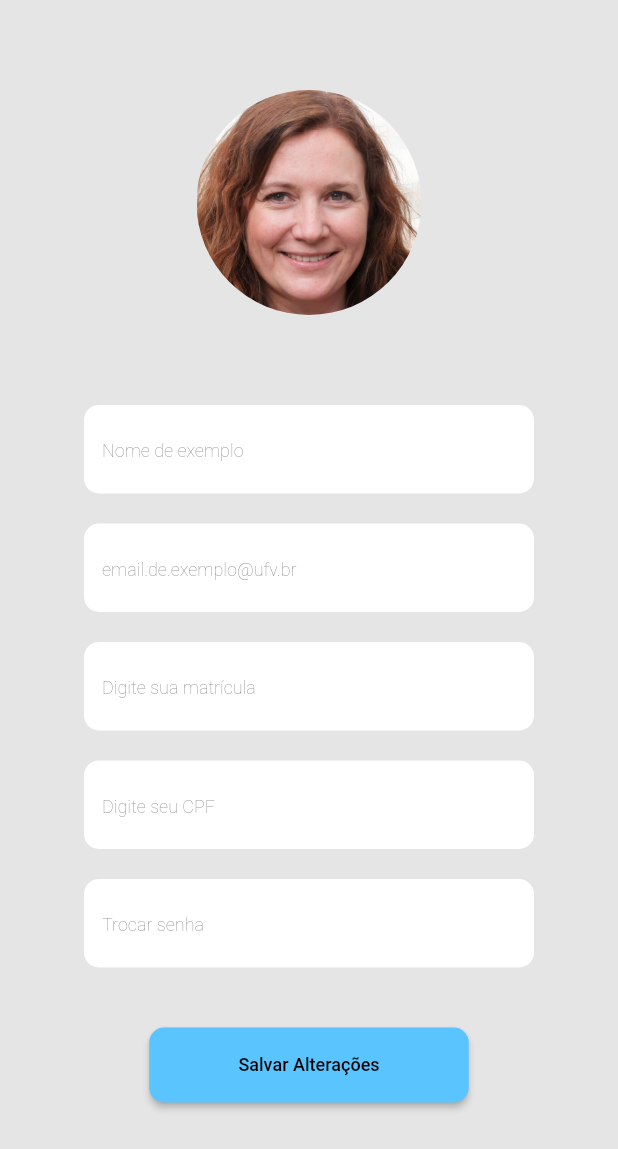
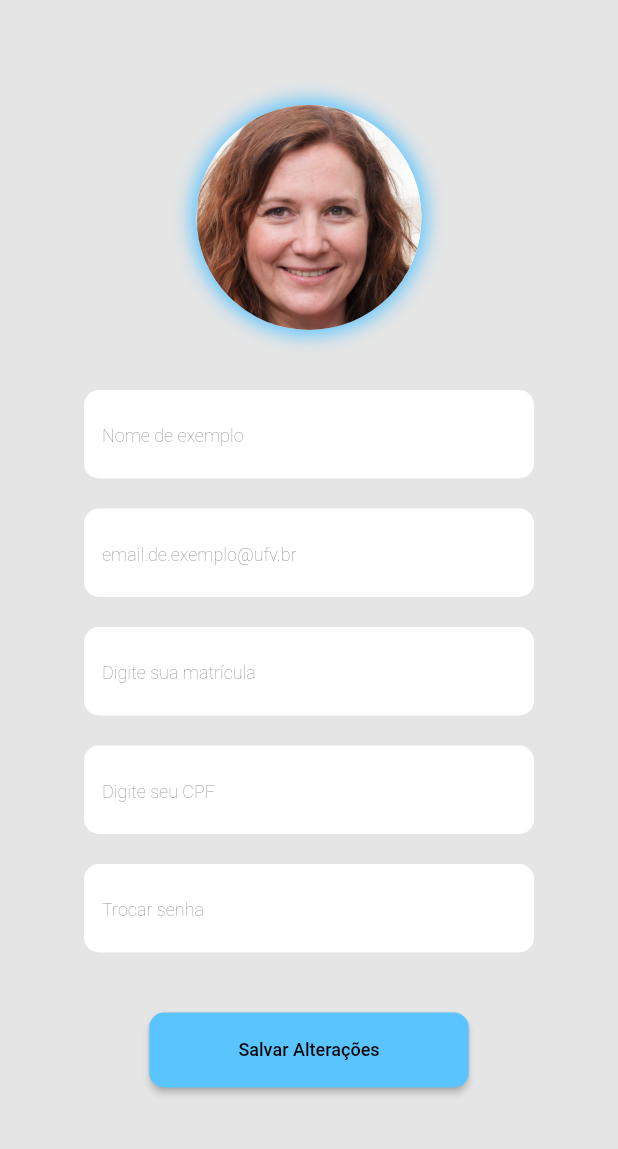
Before and after one commit to ElielN/TCCSecurityApp, a Flutter app: the screen it shows after launch, on a phone screen of 412 x 824 dp. Shown: the top 1149 px of the screen. Run offline on Flutter 3.47's test engine with Material 2 defaults, Android fonts, the phone set to English and light mode, and no system bars; Roboto replaces fonts that are missing (Poppins).

```diff
--- a/lib/screens/edit_profile.dart
+++ b/lib/screens/edit_profile.dart
@@ -18,7 +18,18 @@ class _EditProfilePageState extends State<EditProfilePage> {
           child: Column(
             children: [
               Container(
-                  margin: const EdgeInsets.only(top:60),
+                  margin: const EdgeInsets.only(top:70),
+                  decoration: const BoxDecoration(
+                      color: Color(0xffffffff),
+                      borderRadius: BorderRadius.all(Radius.circular(200)),
+                      boxShadow: [
+                        BoxShadow(
+                          color: Color(0xff5ac4ff),
+                          spreadRadius: 3,
+                          blurRadius: 10,
+                        )
+                      ]
+                  ),
                   child: ClipRRect(
                     borderRadius: BorderRadius.circular(100.0),
                     child: Image.asset(
@@ -32,7 +43,7 @@ class _EditProfilePageState extends State<EditProfilePage> {
                 width: 300,
                 child: Column(
                   children: [
-                    const Divider(height: 60, color: Colors.transparent),
+                    const Divider(height: 40, color: Colors.transparent),
                     buildTextInput("Nome de exemplo"),
                     const Divider(height: 20, color: Colors.transparent),
                     buildTextInput("email.de.exemplo@ufv.br"),
```
